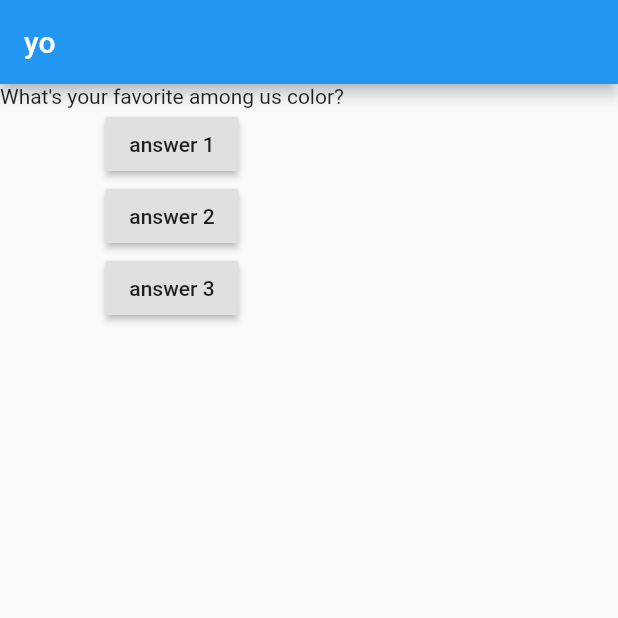
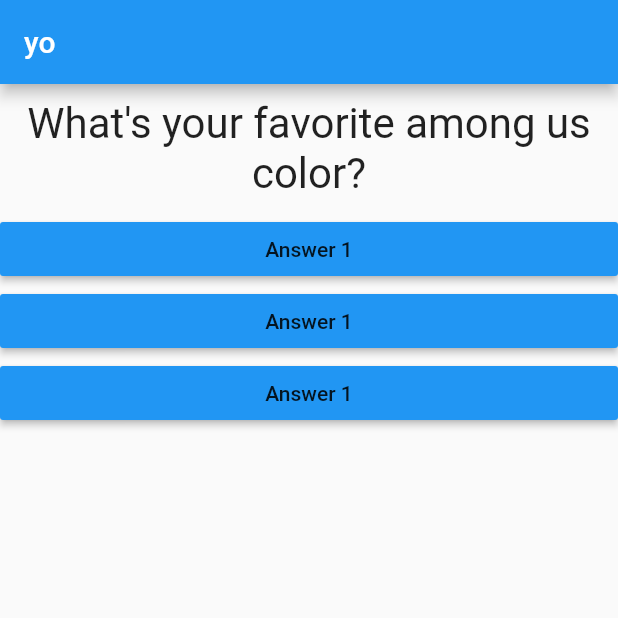
Before and after one commit to ofekSushan/flutter_basic, a Flutter app: the screen it shows after launch, on a phone screen of 412 x 824 dp, the top half of it. Run offline on Flutter 3.47's test engine with Material 2 defaults, Android fonts, the phone set to English and light mode, and no system bars.

Commit message:
new layouts and void funcsion call back

```diff
--- /dev/null
+++ b/lib/answer.dart
@@ -0,0 +1,21 @@
+import 'package:flutter/material.dart';
+
+class Answer extends StatelessWidget {
+  final VoidCallback selectHandler;
+
+  Answer(this.selectHandler,);
+  // const Answer({Key? key}) : super(key: key);
+
+  @override
+  Widget build(BuildContext context) {
+    return Container(
+      width: double.infinity,
+      child:  RaisedButton(
+        color: Colors.blue,
+        child: Text("Answer 1"),
+        onPressed:selectHandler,
+      ),
+
+    );
+  }
+}
--- a/lib/main.dart
+++ b/lib/main.dart
@@ -1,6 +1,8 @@
 import 'package:flutter/material.dart';
 
+import './answer.dart';
 import './question.dart';
+
 void main() => runApp(MyApp());
 
 class MyApp extends StatefulWidget {
@@ -33,14 +35,9 @@ class _MyAppState extends State <MyApp> {
           body: Column(
             children: [
               Question(questions[_questionIndex]),
-              RaisedButton(onPressed: _answerQuestion, child: Text("answer 1")),
-              RaisedButton(
-                  onPressed: () => {
-                 setState(() {
-                  _questionIndex = 0;}),
-                  print("wrong")},
-                  child: Text("answer 2")),
-              RaisedButton(onPressed: _answerQuestion, child: Text("answer 3")),
+              Answer(_answerQuestion),
+              Answer(_answerQuestion),
+              Answer(_answerQuestion),
             ],
           )),
     );
--- a/lib/question.dart
+++ b/lib/question.dart
@@ -10,7 +10,14 @@ class Question extends StatelessWidget {
   @override
   Widget build(BuildContext context) {
 
-    return Text(questionTest);
+    return Container(
+    width: double.infinity,
+    margin: const EdgeInsets.all(10),
+    child: Text(questionTest,
+    style: const TextStyle(fontSize: 28),
+    textAlign: TextAlign.center,
+    ),
+    );
 
   }
 }
```
